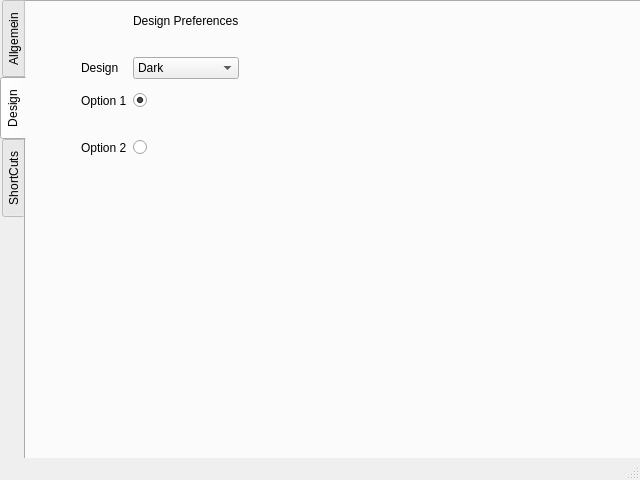
This is code/src/main/python/view/settingsview/settings_window.ui in felixdittrich92/mission-uncuttable as Qt 5 draws it before an edit. The edited form follows.
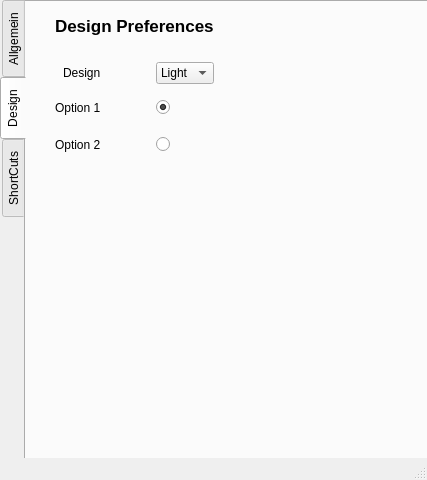
This is the edited form.

Commit message: #80 optimized view

```diff
--- a/code/src/main/python/view/settingsview/settings_window.ui
+++ b/code/src/main/python/view/settingsview/settings_window.ui
@@ -6,7 +6,7 @@
    <rect>
     <x>0</x>
     <y>0</y>
-    <width>640</width>
+    <width>427</width>
     <height>480</height>
    </rect>
   </property>
@@ -39,14 +39,7 @@
       <string>Design</string>
      </attribute>
      <layout class="QGridLayout" name="gridLayout">
-      <item row="0" column="2">
-       <widget class="QLabel" name="label_2">
-        <property name="text">
-         <string>Design Preferences</string>
-        </property>
-       </widget>
-      </item>
-      <item row="2" column="1">
+      <item row="3" column="1" alignment="Qt::AlignRight">
        <widget class="QLabel" name="label">
         <property name="layoutDirection">
          <enum>Qt::LeftToRight</enum>
@@ -59,21 +52,7 @@
         </property>
        </widget>
       </item>
-      <item row="2" column="2">
-       <widget class="QComboBox" name="comboBox">
-        <item>
-         <property name="text">
-          <string>Dark</string>
-         </property>
-        </item>
-        <item>
-         <property name="text">
-          <string>Light</string>
-         </property>
-        </item>
-       </widget>
-      </item>
-      <item row="4" column="1">
+      <item row="5" column="1" alignment="Qt::AlignRight">
        <widget class="QLabel" name="label_3">
         <property name="layoutDirection">
          <enum>Qt::LeftToRight</enum>
@@ -86,7 +65,7 @@
         </property>
        </widget>
       </item>
-      <item row="6" column="1">
+      <item row="7" column="1" alignment="Qt::AlignRight">
        <widget class="QLabel" name="label_4">
         <property name="layoutDirection">
          <enum>Qt::LeftToRight</enum>
@@ -99,7 +78,7 @@
         </property>
        </widget>
       </item>
-      <item row="5" column="3" rowspan="2">
+      <item row="6" column="4" rowspan="2">
        <spacer name="horizontalSpacer_3">
         <property name="orientation">
          <enum>Qt::Horizontal</enum>
@@ -112,7 +91,7 @@
         </property>
        </spacer>
       </item>
-      <item row="3" column="1">
+      <item row="4" column="1">
        <spacer name="verticalSpacer_3">
         <property name="orientation">
          <enum>Qt::Vertical</enum>
@@ -123,93 +102,19 @@
         <property name="sizeHint" stdset="0">
          <size>
           <width>20</width>
-          <height>8</height>
+          <height>10</height>
          </size>
         </property>
        </spacer>
       </item>
-      <item row="0" column="3">
-       <spacer name="horizontalSpacer_2">
-        <property name="orientation">
-         <enum>Qt::Horizontal</enum>
-        </property>
-        <property name="sizeHint" stdset="0">
-         <size>
-          <width>40</width>
-          <height>20</height>
-         </size>
-        </property>
-       </spacer>
-      </item>
-      <item row="5" column="0">
-       <spacer name="horizontalSpacer_4">
-        <property name="orientation">
-         <enum>Qt::Horizontal</enum>
-        </property>
-        <property name="sizeType">
-         <enum>QSizePolicy::Maximum</enum>
-        </property>
-        <property name="sizeHint" stdset="0">
-         <size>
-          <width>40</width>
-          <height>20</height>
-         </size>
-        </property>
-       </spacer>
-      </item>
-      <item row="1" column="1" colspan="2">
-       <spacer name="verticalSpacer_2">
-        <property name="orientation">
-         <enum>Qt::Vertical</enum>
-        </property>
-        <property name="sizeType">
-         <enum>QSizePolicy::Maximum</enum>
-        </property>
-        <property name="sizeHint" stdset="0">
-         <size>
-          <width>20</width>
-          <height>20</height>
-         </size>
-        </property>
-       </spacer>
-      </item>
-      <item row="5" column="1">
-       <spacer name="verticalSpacer_5">
-        <property name="orientation">
-         <enum>Qt::Vertical</enum>
-        </property>
-        <property name="sizeType">
-         <enum>QSizePolicy::Maximum</enum>
-        </property>
-        <property name="sizeHint" stdset="0">
-         <size>
-          <width>20</width>
-          <height>8</height>
-         </size>
-        </property>
-       </spacer>
-      </item>
-      <item row="7" column="1">
-       <spacer name="verticalSpacer">
-        <property name="orientation">
-         <enum>Qt::Vertical</enum>
-        </property>
-        <property name="sizeHint" stdset="0">
-         <size>
-          <width>20</width>
-          <height>40</height>
-         </size>
-        </property>
-       </spacer>
-      </item>
-      <item row="6" column="2">
+      <item row="7" column="3">
        <widget class="QRadioButton" name="radioButton_2">
         <property name="text">
          <string/>
         </property>
        </widget>
       </item>
-      <item row="4" column="2">
+      <item row="5" column="3">
        <widget class="QRadioButton" name="radioButton">
         <property name="text">
          <string/>
@@ -225,14 +130,125 @@
         </property>
        </widget>
       </item>
-      <item row="0" column="0" colspan="2">
+      <item row="2" column="1" colspan="3">
+       <spacer name="verticalSpacer_2">
+        <property name="orientation">
+         <enum>Qt::Vertical</enum>
+        </property>
+        <property name="sizeType">
+         <enum>QSizePolicy::Maximum</enum>
+        </property>
+        <property name="sizeHint" stdset="0">
+         <size>
+          <width>20</width>
+          <height>20</height>
+         </size>
+        </property>
+       </spacer>
+      </item>
+      <item row="6" column="1">
+       <spacer name="verticalSpacer_5">
+        <property name="orientation">
+         <enum>Qt::Vertical</enum>
+        </property>
+        <property name="sizeType">
+         <enum>QSizePolicy::Maximum</enum>
+        </property>
+        <property name="sizeHint" stdset="0">
+         <size>
+          <width>20</width>
+          <height>8</height>
+         </size>
+        </property>
+       </spacer>
+      </item>
+      <item row="8" column="1">
+       <spacer name="verticalSpacer">
+        <property name="orientation">
+         <enum>Qt::Vertical</enum>
+        </property>
+        <property name="sizeHint" stdset="0">
+         <size>
+          <width>20</width>
+          <height>40</height>
+         </size>
+        </property>
+       </spacer>
+      </item>
+      <item row="1" column="1" colspan="3">
+       <widget class="QLabel" name="label_2">
+        <property name="font">
+         <font>
+          <pointsize>13</pointsize>
+          <weight>75</weight>
+          <bold>true</bold>
+         </font>
+        </property>
+        <property name="text">
+         <string>Design Preferences</string>
+        </property>
+       </widget>
+      </item>
+      <item row="3" column="3">
+       <widget class="QComboBox" name="comboBox">
+        <property name="enabled">
+         <bool>true</bool>
+        </property>
+        <item>
+         <property name="text">
+          <string>Light</string>
+         </property>
+        </item>
+        <item>
+         <property name="text">
+          <string>Dark</string>
+         </property>
+        </item>
+       </widget>
+      </item>
+      <item row="8" column="0">
        <spacer name="horizontalSpacer">
         <property name="orientation">
          <enum>Qt::Horizontal</enum>
         </property>
+        <property name="sizeType">
+         <enum>QSizePolicy::Maximum</enum>
+        </property>
         <property name="sizeHint" stdset="0">
          <size>
-          <width>40</width>
+          <width>20</width>
+          <height>20</height>
+         </size>
+        </property>
+       </spacer>
+      </item>
+      <item row="0" column="1">
+       <spacer name="verticalSpacer_4">
+        <property name="orientation">
+         <enum>Qt::Vertical</enum>
+        </property>
+        <property name="sizeType">
+         <enum>QSizePolicy::Maximum</enum>
+        </property>
+        <property name="sizeHint" stdset="0">
+         <size>
+          <width>5</width>
+          <height>5</height>
+         </size>
+        </property>
+       </spacer>
+      </item>
+      <item row="7" column="2">
+       <spacer name="horizontalSpacer_2">
+        <property name="orientation">
+         <enum>Qt::Horizontal</enum>
+        </property>
+        <property name="sizeType">
+         <enum>QSizePolicy::Maximum</enum>
+        </property>
+        <property name="sizeHint" stdset="0">
+         <size>
+          <width>10</width>
           <height>20</height>
          </size>
         </property>
```
Left out of the diff: 4 changed lines with no effect on the pictures.
